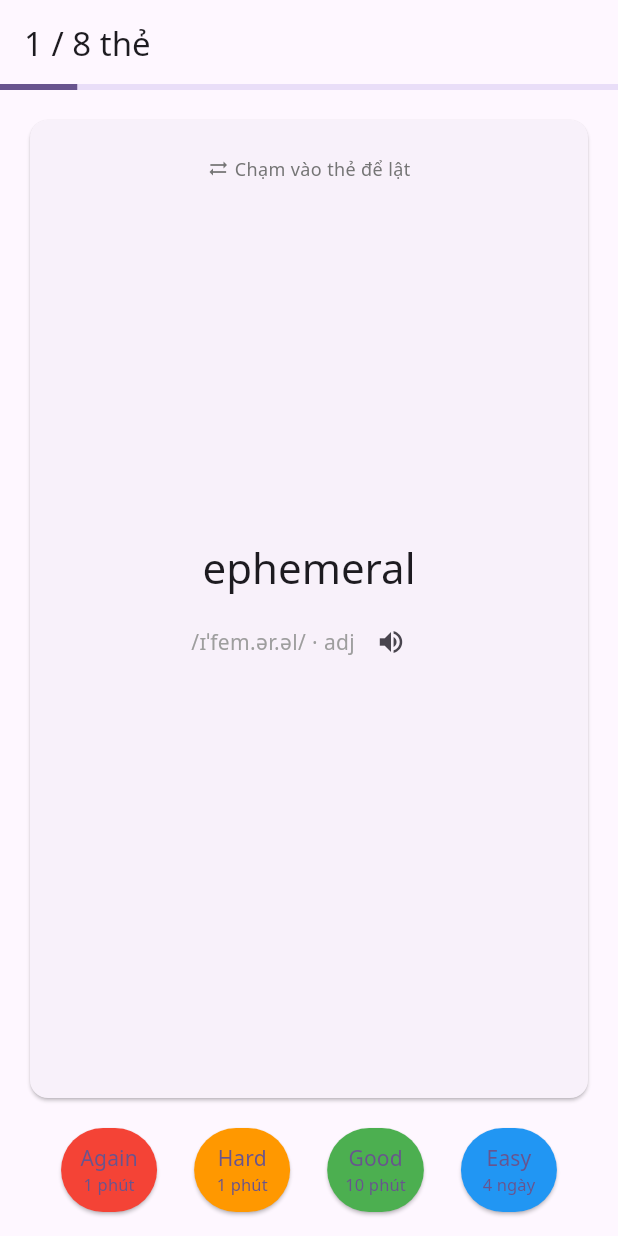
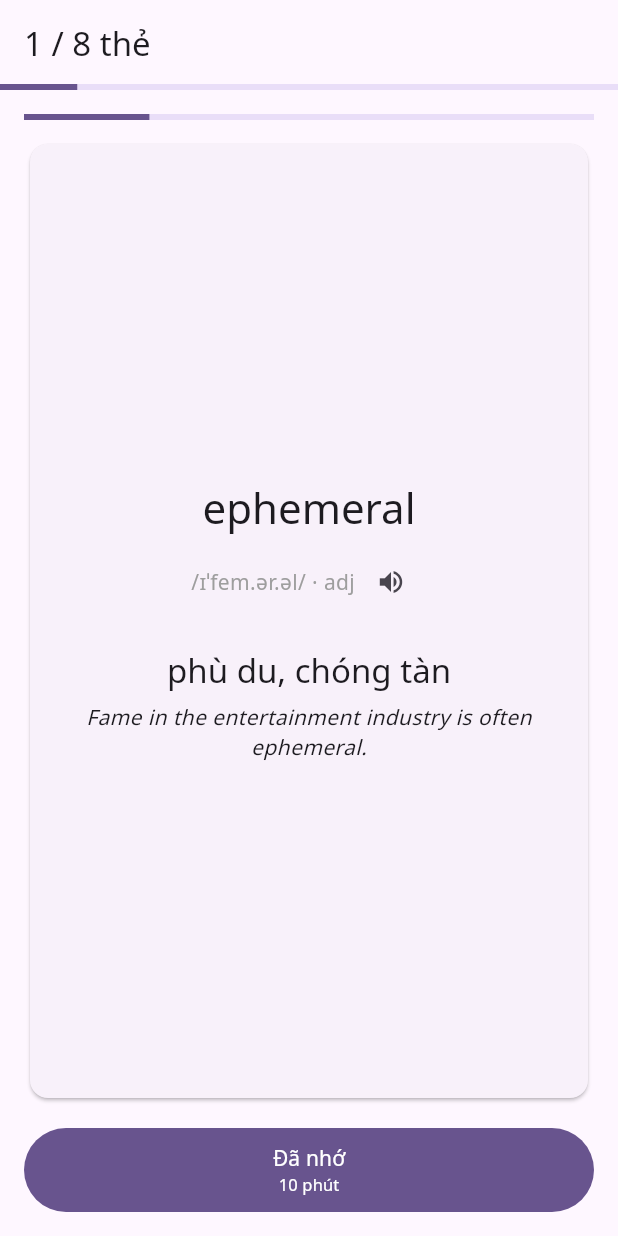
Before and after one commit to minhduc3404/voca, a Flutter app: the screen it shows after launch, on a phone screen of 412 x 824 dp. Run offline on Flutter 3.47's test engine with Material 3 defaults, Android fonts, the phone set to English and light mode, and no system bars; our stand-ins replace drift, drift_flutter, flutter_riverpod, flutter_tts; accounts and stored records are empty; generated files the repository leaves out were written again.

Commit message:
feat(study): redesign luồng ôn — chế độ rảnh tay, 1 nút "Đã nhớ"
Theo yêu cầu: bỏ 4 nút rating (Again/Hard/Good/Easy), thay bằng 1 nút "Đã
nhớ" duy nhất cho chế độ dùng rảnh tay. KHÔNG đổi domain contract/schema —
vẫn dùng đúng StudyRating.good/again có sẵn từ ADR-010/011, chỉ đổi cách
presentation gọi submitAnswer().

Cơ chế mới (memo_screen.dart):
- Mỗi thẻ có tối đa 10s (đếm ngược hiện bằng progress bar)
- Bấm "Đã nhớ" trong lúc đếm ngược → submitAnswer(Good), chuyển thẻ ngay
- Hết 10s không bấm → tự động submitAnswer(Again), tự chuyển thẻ — không
  cần thao tác gì
- TTS tự động phát âm term ở giây thứ 2 và giây thứ 6 (không cần bấm nút
  loa thủ công, dù nút đó vẫn còn để nghe lại theo yêu cầu)

UI:
- word_card.dart: bỏ hẳn cơ chế lật thẻ — hiện TẤT CẢ nội dung (term,
  phiên âm, từ loại, nghĩa, câu ví dụ) trên MỘT mặt duy nhất, đúng yêu cầu
  "rảnh tay" (không cần chạm)
- control_bar.dart: xóa — thay bằng widgets/remember_button.dart (1 nút,
  vẫn giữ pattern "dumb widget" không phụ thuộc domain)

Test: viết lại word_card_test.dart (không còn test lật thẻ), viết lại
memo_screen_test.dart với 3 case mới — quan trọng nhất là test verify
THẬT cơ chế auto-advance sau 10s bằng tester.pump(Duration) mô phỏng thời
gian trôi qua mà không cần thao tác, và test auto-speak đúng giây 2/6.

Bug phát hiện + sửa trong lúc test: TweenAnimationBuilder chạy animation
10s khiến pumpAndSettle() tự "chạy hết" toàn bộ 10s ngay từ đầu test,
kích hoạt nhầm auto-advance trước khi kịp assert — đổi sang pump() có
kiểm soát thời lượng thay vì pumpAndSettle().

Verify: dart analyze sạch, flutter test 30/30 pass. Build web + chạy thật
trong Chromium — xác nhận auto-advance hoạt động đúng qua nhiều thẻ liên
tiếp không cần thao tác tay.

Co-Authored-By: Claude Sonnet 5 <noreply@anthropic.com>
Claude-Session: https://claude.ai/code/session_011stk9UFKGHmYSo5Q6BmMVU

```diff
--- a/lib/features/study/presentation/memo_screen.dart
+++ b/lib/features/study/presentation/memo_screen.dart
@@ -1,3 +1,5 @@
+import 'dart:async';
+
 import 'package:flutter/material.dart';
 import 'package:flutter_riverpod/flutter_riverpod.dart';
 
@@ -6,9 +8,16 @@ import 'package:voca_app/l10n/arb/app_localizations.dart';
 import '../application/providers.dart';
 import '../application/session_controller.dart';
 import '../domain/study_rating.dart';
-import '../domain/word_progress.dart';
-import 'widgets/control_bar.dart';
+import 'widgets/remember_button.dart';
 import 'widgets/word_card.dart';
+
+/// Chế độ rảnh tay: mỗi thẻ hiện tối đa 10s. TTS tự phát ở giây 2 và 6.
+/// Bấm "Đã nhớ" trong lúc đếm ngược = Good; hết giờ không bấm = tự động
+/// Again rồi chuyển thẻ tiếp theo. Không đổi domain/schema — chỉ là cách
+/// UI gọi `submitAnswer` (đã có sẵn từ trước).
+const _autoAdvanceDuration = Duration(seconds: 10);
+const _firstSpeakDelay = Duration(seconds: 2);
+const _secondSpeakDelay = Duration(seconds: 6);
 
 String _formatReviewDelay(Duration delay) {
   if (delay.inHours < 1) {
@@ -70,22 +79,65 @@ class _SessionBody extends ConsumerStatefulWidget {
 
 class _SessionBodyState extends ConsumerState<_SessionBody> {
   bool _showSaved = false;
+  int? _currentCardId;
+  Timer? _firstSpeakTimer;
+  Timer? _secondSpeakTimer;
+  Timer? _autoAdvanceTimer;
+
+  @override
+  void initState() {
+    super.initState();
+    _maybeSyncTimers();
+  }
+
+  @override
+  void didUpdateWidget(covariant _SessionBody oldWidget) {
+    super.didUpdateWidget(oldWidget);
+    _maybeSyncTimers();
+  }
+
+  @override
+  void dispose() {
+    _cancelTimers();
+    super.dispose();
+  }
+
+  /// Bắt đầu lại bộ đếm cho thẻ hiện tại — chỉ khi thẻ thực sự đổi và
+  /// không đang hiện màn "Đã lưu!" (tránh đếm ngược lúc thẻ chưa hiện ra).
+  void _maybeSyncTimers() {
+    if (_showSaved) return;
+    final card = widget.session.currentCard;
+    if (card == null || card.id == _currentCardId) return;
+
+    _currentCardId = card.id;
+    _cancelTimers();
+    _firstSpeakTimer = Timer(_firstSpeakDelay, () => _speak(card.term));
+    _secondSpeakTimer = Timer(_secondSpeakDelay, () => _speak(card.term));
+    _autoAdvanceTimer = Timer(
+      _autoAdvanceDuration,
+      () => _handleRating(StudyRating.again),
+    );
+  }
+
+  void _speak(String text) => ref.read(ttsServiceProvider).speak(text);
+
+  void _cancelTimers() {
+    _firstSpeakTimer?.cancel();
+    _secondSpeakTimer?.cancel();
+    _autoAdvanceTimer?.cancel();
+    _firstSpeakTimer = null;
+    _secondSpeakTimer = null;
+    _autoAdvanceTimer = null;
+  }
 
   Future<void> _handleRating(StudyRating rating) async {
+    _cancelTimers();
     setState(() => _showSaved = true);
     await ref.read(sessionControllerProvider.notifier).submitAnswer(rating);
     await Future<void>.delayed(const Duration(milliseconds: 600));
-    if (mounted) setState(() => _showSaved = false);
-  }
-
-  String? _labelFor(
-    Map<StudyRating, WordProgress> previews,
-    StudyRating rating,
-    DateTime now,
-  ) {
-    final outcome = previews[rating];
-    if (outcome == null) return null;
-    return _formatReviewDelay(outcome.nextReview.difference(now));
+    if (!mounted) return;
+    setState(() => _showSaved = false);
+    _maybeSyncTimers();
   }
 
   @override
@@ -107,11 +159,23 @@ class _SessionBodyState extends ConsumerState<_SessionBody> {
     final previews = ref
         .read(sessionControllerProvider.notifier)
         .previewOutcomes(now);
+    final goodOutcome = previews[StudyRating.good];
+    final goodLabel = goodOutcome == null
+        ? null
+        : _formatReviewDelay(goodOutcome.nextReview.difference(now));
 
     return Padding(
       padding: const EdgeInsets.all(16),
       child: Column(
         children: [
+          TweenAnimationBuilder<double>(
+            key: ValueKey(card.id),
+            tween: Tween(begin: 1.0, end: 0.0),
+            duration: _autoAdvanceDuration,
+            builder: (context, value, child) =>
+                LinearProgressIndicator(value: value),
+          ),
+          const SizedBox(height: 12),
           Expanded(
             child: WordCard(
               card: card,
@@ -119,15 +183,9 @@ class _SessionBodyState extends ConsumerState<_SessionBody> {
             ),
           ),
           const SizedBox(height: 16),
-          ControlBar(
-            onAgain: () => _handleRating(StudyRating.again),
-            onHard: () => _handleRating(StudyRating.hard),
-            onGood: () => _handleRating(StudyRating.good),
-            onEasy: () => _handleRating(StudyRating.easy),
-            againLabel: _labelFor(previews, StudyRating.again, now),
-            hardLabel: _labelFor(previews, StudyRating.hard, now),
-            goodLabel: _labelFor(previews, StudyRating.good, now),
-            easyLabel: _labelFor(previews, StudyRating.easy, now),
+          RememberButton(
+            onPressed: () => _handleRating(StudyRating.good),
+            previewLabel: goodLabel,
           ),
         ],
       ),
--- a/lib/features/study/presentation/widgets/control_bar.dart
+++ /dev/null
@@ -1,95 +0,0 @@
-import 'package:flutter/material.dart';
-
-/// 4 nút chọn rating. Không phụ thuộc domain — chỉ phát callback theo tên
-/// nút, việc map sang `StudyRating` là việc của caller (memo_screen.dart).
-/// Nhãn preview interval (`XLabel`) là chuỗi hiển thị thuần, caller tự tính
-/// từ domain rồi format — widget này không biết SRS là gì.
-class ControlBar extends StatelessWidget {
-  const ControlBar({
-    required this.onAgain,
-    required this.onHard,
-    required this.onGood,
-    required this.onEasy,
-    this.againLabel,
-    this.hardLabel,
-    this.goodLabel,
-    this.easyLabel,
-    super.key,
-  });
-
-  final VoidCallback onAgain;
-  final VoidCallback onHard;
-  final VoidCallback onGood;
-  final VoidCallback onEasy;
-
-  final String? againLabel;
-  final String? hardLabel;
-  final String? goodLabel;
-  final String? easyLabel;
-
-  @override
-  Widget build(BuildContext context) {
-    return Row(
-      mainAxisAlignment: MainAxisAlignment.spaceEvenly,
-      children: [
-        _RatingButton(
-          label: 'Again',
-          previewLabel: againLabel,
-          color: Colors.red,
-          onPressed: onAgain,
-        ),
-        _RatingButton(
-          label: 'Hard',
-          previewLabel: hardLabel,
-          color: Colors.orange,
-          onPressed: onHard,
-        ),
-        _RatingButton(
-          label: 'Good',
-          previewLabel: goodLabel,
-          color: Colors.green,
-          onPressed: onGood,
-        ),
-        _RatingButton(
-          label: 'Easy',
-          previewLabel: easyLabel,
-          color: Colors.blue,
-          onPressed: onEasy,
-        ),
-      ],
-    );
-  }
-}
-
-class _RatingButton extends StatelessWidget {
-  const _RatingButton({
-    required this.label,
-    required this.previewLabel,
-    required this.color,
-    required this.onPressed,
-  });
-
-  final String label;
-  final String? previewLabel;
-  final Color color;
-  final VoidCallback onPressed;
-
-  @override
-  Widget build(BuildContext context) {
-    return ElevatedButton(
-      style: ElevatedButton.styleFrom(
-        backgroundColor: color,
-        padding: const EdgeInsets.symmetric(horizontal: 12, vertical: 10),
-      ),
-      onPressed: onPressed,
-      child: Column(
-        mainAxisSize: MainAxisSize.min,
-        children: [
-          Text(label),
-          if (previewLabel != null)
-            Text(previewLabel!, style: const TextStyle(fontSize: 11)),
-        ],
-      ),
-    );
-  }
-}
--- /dev/null
+++ b/lib/features/study/presentation/widgets/remember_button.dart
@@ -0,0 +1,33 @@
+import 'package:flutter/material.dart';
+
+/// Nút "Đã nhớ" duy nhất — chế độ rảnh tay: bấm trong lúc đang đếm ngược
+/// nghĩa là nhớ được; không bấm kịp thì `memo_screen.dart` tự động coi là
+/// chưa nhớ và chuyển thẻ tiếp theo. Không phụ thuộc domain — "dumb
+/// widget", caller quyết định hành vi thật.
+class RememberButton extends StatelessWidget {
+  const RememberButton({required this.onPressed, this.previewLabel, super.key});
+
+  final VoidCallback onPressed;
+
+  /// Nhãn preview interval nếu nhớ (vd "10 phút") — nullable, caller tự
+  /// tính từ domain rồi format thành chuỗi hiển thị.
+  final String? previewLabel;
+
+  @override
+  Widget build(BuildContext context) {
+    return FilledButton(
+      onPressed: onPressed,
+      style: FilledButton.styleFrom(
+        minimumSize: const Size.fromHeight(56),
+      ),
+      child: Column(
+        mainAxisSize: MainAxisSize.min,
+        children: [
+          const Text('Đã nhớ'),
+          if (previewLabel != null)
+            Text(previewLabel!, style: const TextStyle(fontSize: 11)),
+        ],
+      ),
+    );
+  }
+}
--- a/lib/features/study/presentation/widgets/word_card.dart
+++ b/lib/features/study/presentation/widgets/word_card.dart
@@ -2,95 +2,26 @@ import 'package:flutter/material.dart';
 
 import '../../domain/study_card.dart';
 
-/// Hiển thị mặt trước (term + phiên âm + từ loại + nút loa) / mặt sau
-/// (definition + câu ví dụ) của thẻ học, chạm để lật.
-class WordCard extends StatefulWidget {
+/// Hiển thị toàn bộ nội dung thẻ trên MỘT mặt — chế độ rảnh tay, không cần
+/// chạm để lật: term, phiên âm, từ loại, nghĩa, câu ví dụ hiện cùng lúc.
+class WordCard extends StatelessWidget {
   const WordCard({required this.card, required this.onSpeak, super.key});
 
   final StudyCard card;
 
-  /// Gọi khi bấm nút loa — không phụ thuộc TTS trực tiếp, giống pattern
-  /// [ControlBar] (widget "dumb", caller quyết định hành vi thật).
+  /// Gọi khi bấm nút loa thủ công. `memo_screen.dart` còn tự động phát âm
+  /// theo thời gian (2s, 6s) — đây là để nghe lại theo yêu cầu riêng.
   final VoidCallback onSpeak;
-
-  @override
-  State<WordCard> createState() => _WordCardState();
-}
-
-class _WordCardState extends State<WordCard> {
-  bool _showDefinition = false;
-
-  @override
-  void didUpdateWidget(covariant WordCard oldWidget) {
-    super.didUpdateWidget(oldWidget);
-    if (oldWidget.card.id != widget.card.id) {
-      setState(() => _showDefinition = false);
-    }
-  }
 
   @override
   Widget build(BuildContext context) {
     final textTheme = Theme.of(context).textTheme;
 
-    return GestureDetector(
-      onTap: () => setState(() => _showDefinition = !_showDefinition),
-      child: Card(
+    return Card(
       child: Padding(
         padding: const EdgeInsets.all(24),
-          child: Stack(
-            children: [
-              if (!_showDefinition)
-                const Align(alignment: Alignment.topCenter, child: _FlipHint()),
-              Center(
-                child: _showDefinition
-                    ? _CardBack(card: widget.card, textTheme: textTheme)
-                    : _CardFront(
-                        card: widget.card,
-                        textTheme: textTheme,
-                        onSpeak: widget.onSpeak,
-                      ),
-              ),
-            ],
-          ),
-        ),
-      ),
-    );
-  }
-}
-
-class _FlipHint extends StatelessWidget {
-  const _FlipHint();
-
-  @override
-  Widget build(BuildContext context) {
-    return Row(
-      mainAxisSize: MainAxisSize.min,
-      children: [
-        Icon(Icons.sync_alt, size: 14, color: Colors.grey.shade600),
-        const SizedBox(width: 4),
-        Text(
-          'Chạm vào thẻ để lật',
-          style: TextStyle(fontSize: 12, color: Colors.grey.shade600),
-        ),
-      ],
-    );
-  }
-}
-
-class _CardFront extends StatelessWidget {
-  const _CardFront({
-    required this.card,
-    required this.textTheme,
-    required this.onSpeak,
-  });
-
-  final StudyCard card;
-  final TextTheme textTheme;
-  final VoidCallback onSpeak;
-
-  @override
-  Widget build(BuildContext context) {
-    return Column(
+        child: Center(
+          child: Column(
             mainAxisSize: MainAxisSize.min,
             children: [
               Text(
@@ -115,34 +46,24 @@ class _CardFront extends StatelessWidget {
                   ),
                 ],
               ),
+              const SizedBox(height: 20),
+              Text(
+                card.definition,
+                style: textTheme.titleLarge,
+                textAlign: TextAlign.center,
+              ),
+              const SizedBox(height: 8),
+              Text(
+                card.exampleSentence,
+                style: textTheme.bodyMedium?.copyWith(
+                  fontStyle: FontStyle.italic,
+                ),
+                textAlign: TextAlign.center,
+              ),
             ],
+          ),
+        ),
+      ),
     );
   }
 }
-
-class _CardBack extends StatelessWidget {
-  const _CardBack({required this.card, required this.textTheme});
-
-  final StudyCard card;
-  final TextTheme textTheme;
-
-  @override
-  Widget build(BuildContext context) {
-    return Column(
-      mainAxisSize: MainAxisSize.min,
-      children: [
-        Text(
-          card.definition,
-          style: textTheme.headlineMedium,
-          textAlign: TextAlign.center,
-        ),
-        const SizedBox(height: 12),
-        Text(
-          card.exampleSentence,
-          style: textTheme.bodyMedium?.copyWith(fontStyle: FontStyle.italic),
-          textAlign: TextAlign.center,
-        ),
-      ],
-    );
-  }
-}
```
Also changed, not shown: 2 other files. Lines whose indentation alone changed are shown as unchanged.
